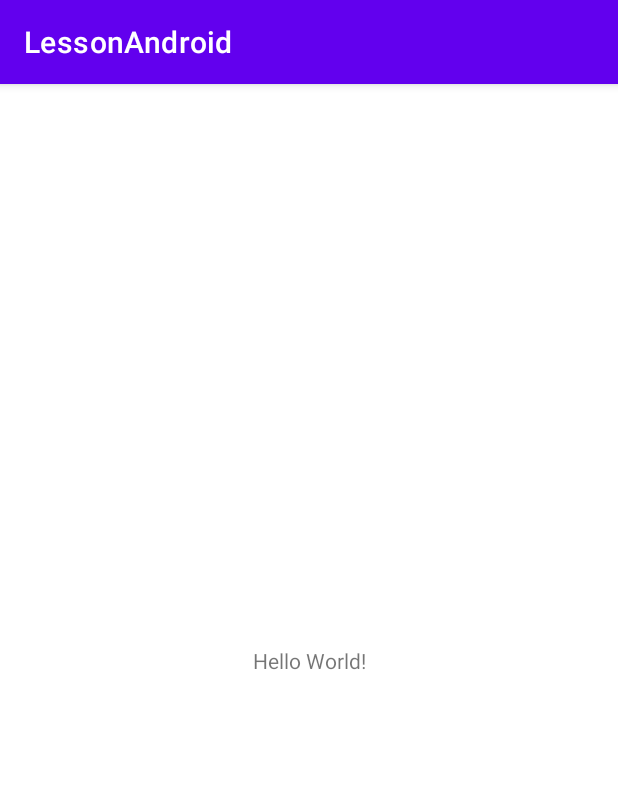
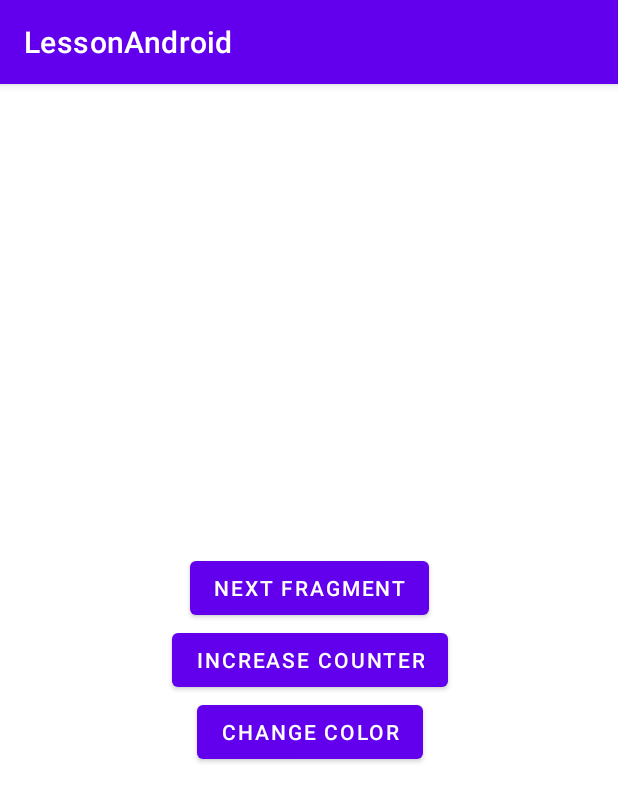
Before and after one commit to MihailLovch/LessonAndroid, an Android app: the screen it shows after launch (MainActivity), on a phone screen of 412 x 824 dp. Shown: the top 802 px of the screen. Run offline under Robolectric (Android 15) with nearby library versions, the phone set to English and light mode, and no system bars.

Commit message:
done homework + saving after rotation

```diff
--- a/app/build.gradle
+++ b/app/build.gradle
@@ -22,6 +22,9 @@ android {
             proguardFiles getDefaultProguardFile('proguard-android-optimize.txt'), 'proguard-rules.pro'
         }
     }
+    buildFeatures {
+        viewBinding true
+    }
     compileOptions {
         sourceCompatibility JavaVersion.VERSION_1_8
         targetCompatibility JavaVersion.VERSION_1_8
--- a/app/src/main/java/com/example/lessonandroid/MainActivity.kt
+++ b/app/src/main/java/com/example/lessonandroid/MainActivity.kt
@@ -1,11 +1,26 @@
 package com.example.lessonandroid
 
+import android.os.Bundle
 import androidx.appcompat.app.AppCompatActivity
-import android.os.Bundle
+import com.example.lessonandroid.databinding.ActivityMainBinding
 
 class MainActivity : AppCompatActivity() {
+
+    private val fragmentContainerId: Int = R.id.main_fragments_container
+
     override fun onCreate(savedInstanceState: Bundle?) {
         super.onCreate(savedInstanceState)
         setContentView(R.layout.activity_main)
+        if (savedInstanceState != null) {
+            return;
+        }
+        supportFragmentManager.beginTransaction()
+            .add(
+                fragmentContainerId,
+                MainFragment.getInstance(savedInstanceState),
+                MainFragment.MAIN_PAGE_FRAGMENT_TAG
+            )
+            .commit()
     }
+
 }
--- /dev/null
+++ b/app/src/main/java/com/example/lessonandroid/MainFragment.kt
@@ -0,0 +1,79 @@
+package com.example.lessonandroid
+
+import android.os.Bundle
+import android.view.LayoutInflater
+import android.view.View
+import android.view.ViewGroup
+import androidx.fragment.app.Fragment
+import com.example.lessonandroid.databinding.FragmentMainBinding
+
+class MainFragment : Fragment(R.layout.fragment_main) {
+
+    private var _binding: FragmentMainBinding? = null
+    private val binding get() = _binding!!
+    private var counter = 0
+    private var colorCounter = 0
+    private val fragmentContainerId: Int = R.id.main_fragments_container
+
+    override fun onCreateView(
+        inflater: LayoutInflater,
+        container: ViewGroup?,
+        savedInstanceState: Bundle?
+    ): View {
+        _binding = FragmentMainBinding.inflate(inflater, container, false)
+        initClickListeners()
+        return binding.root
+    }
+
+    private fun initClickListeners() {
+        with(binding) {
+
+            navBtn.setOnClickListener {
+
+                parentFragmentManager.beginTransaction()
+                    .replace(
+                        fragmentContainerId,
+                        SecondFragment.getInstance().apply {
+                            arguments = Bundle().apply {
+                                putInt(COUNTER_KEY, counter)
+                                putInt(COLOR_KEY, colorCounter)
+                            }
+                        },
+                        SecondFragment.SECOND_PAGE_FRAGMENT_TAG
+                    )
+                    .addToBackStack(null)
+                    .commit()
+            }
+
+            changeColorBtn.setOnClickListener {
+                colorCounter++
+                colorCounter %= COLOR_AMOUNT
+            }
+            incrementBtn.setOnClickListener {
+                counter++
+            }
+        }
+    }
+
+    override fun onSaveInstanceState(outState: Bundle) {
+        outState.putInt(COLOR_KEY,colorCounter)
+        outState.putInt(COUNTER_KEY,counter)
+        super.onSaveInstanceState(outState)
+    }
+
+    override fun onViewStateRestored(savedInstanceState: Bundle?) {
+        if (savedInstanceState != null) {
+            counter = savedInstanceState.getInt(COUNTER_KEY)
+            colorCounter = savedInstanceState.getInt(COLOR_KEY)
+        }
+        super.onViewStateRestored(savedInstanceState)
+    }
+    companion object {
+        const val MAIN_PAGE_FRAGMENT_TAG = "MAIN_PAGE_FRAGMENT_TAG"
+        const val COLOR_AMOUNT = 5
+        const val COUNTER_KEY = "COUNTER_KEY"
+        const val COLOR_KEY = "COLOR_KEY"
+
+        fun getInstance(bundle: Bundle?) = MainFragment().apply { arguments = bundle }
+    }
+}
--- a/app/src/main/res/layout/activity_main.xml
+++ b/app/src/main/res/layout/activity_main.xml
@@ -5,15 +5,12 @@
     android:layout_width="match_parent"
     android:layout_height="match_parent"
     tools:context=".MainActivity">
-
-    <TextView
-        android:id="@+id/chip1"
-        android:layout_width="wrap_content"
-        android:layout_height="wrap_content"
-        android:text="Hello World!"
+    <androidx.fragment.app.FragmentContainerView
+        android:id="@+id/main_fragments_container"
+        android:layout_width="match_parent"
+        android:layout_height="match_parent"
+        app:layout_constraintStart_toStartOf="parent"
+        app:layout_constraintEnd_toEndOf="parent"
         app:layout_constraintBottom_toBottomOf="parent"
-        app:layout_constraintEnd_toEndOf="parent"
-        app:layout_constraintStart_toStartOf="parent"
-        app:layout_constraintTop_toTopOf="parent" />
-
+        app:layout_constraintTop_toTopOf="parent"/>
 </androidx.constraintlayout.widget.ConstraintLayout>
--- /dev/null
+++ b/app/src/main/res/layout/fragment_main.xml
@@ -0,0 +1,38 @@
+<?xml version="1.0" encoding="utf-8"?>
+<androidx.constraintlayout.widget.ConstraintLayout xmlns:android="http://schemas.android.com/apk/res/android"
+    xmlns:tools="http://schemas.android.com/tools"
+    android:layout_width="match_parent"
+    android:layout_height="match_parent"
+    xmlns:app="http://schemas.android.com/apk/res-auto"
+    tools:context=".SecondFragment">
+<Button
+    android:id="@+id/nav_btn"
+    android:layout_width="wrap_content"
+    android:layout_height="wrap_content"
+    app:layout_constraintStart_toStartOf="parent"
+    app:layout_constraintEnd_toEndOf="parent"
+    app:layout_constraintTop_toTopOf="parent"
+    app:layout_constraintBottom_toTopOf="@id/increment_btn"
+    app:layout_constraintVertical_chainStyle="packed"
+    android:text="@string/next_fragment"
+    />
+<Button
+    android:id="@+id/increment_btn"
+    android:layout_width="wrap_content"
+    android:layout_height="wrap_content"
+    app:layout_constraintTop_toBottomOf="@id/nav_btn"
+    app:layout_constraintStart_toStartOf="@id/nav_btn"
+    app:layout_constraintEnd_toEndOf="@id/nav_btn"
+    app:layout_constraintBottom_toTopOf="@id/change_color_btn"
+    android:text="@string/increase_counter"
+    />
+<Button
+    android:id="@+id/change_color_btn"
+    android:layout_width="wrap_content"
+    android:layout_height="wrap_content"
+    app:layout_constraintTop_toBottomOf="@id/increment_btn"
+    app:layout_constraintStart_toStartOf="@id/increment_btn"
+    app:layout_constraintEnd_toEndOf="@id/increment_btn"
+    app:layout_constraintBottom_toBottomOf="parent"
+    android:text="@string/change_color"/>
+</androidx.constraintlayout.widget.ConstraintLayout>
--- a/app/src/main/res/values/colors.xml
+++ b/app/src/main/res/values/colors.xml
@@ -7,4 +7,6 @@
     <color name="teal_700">#FF018786</color>
     <color name="black">#FF000000</color>
     <color name="white">#FFFFFFFF</color>
+    <color name="yellow_200">#FFE082</color>
+    <color name="red_200">#DE0404</color>
 </resources>
--- a/app/src/main/res/values/strings.xml
+++ b/app/src/main/res/values/strings.xml
@@ -1,3 +1,9 @@
 <resources>
     <string name="app_name">LessonAndroid</string>
+    <string name="hello_blank_fragment">Hello blank fragment</string>
+    <string name="counter_value">Counter equals :</string>
+    <string name="description">image</string>
+    <string name="next_fragment">Next Fragment</string>
+    <string name="increase_counter">Increase counter</string>
+    <string name="change_color">Change color</string>
 </resources>
```
Also changed, not shown: app/src/main/java/com/example/lessonandroid/SecondFragment.kt (added, +61 -0 lines), app/src/main/res/layout/fragment_second.xml (added, +32 -0 lines).
